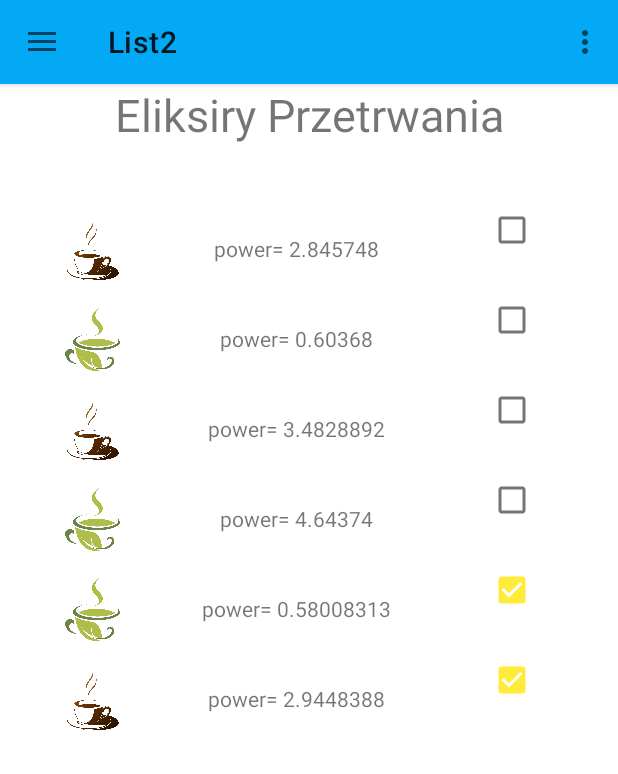
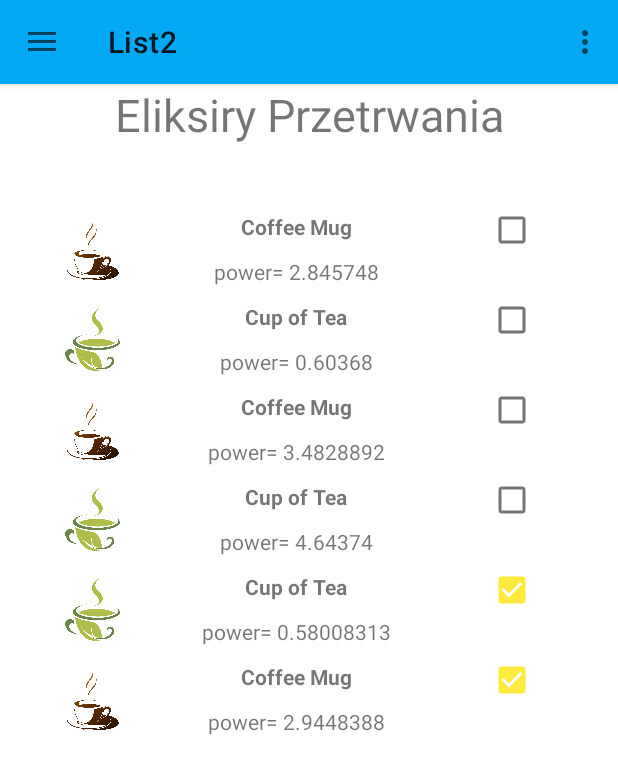
Before and after one commit to Jakub-Ner/Android-ex4, an Android app: the screen it shows after launch (MainActivity), in the side drawer, after a tap on an icon or button, on a phone screen of 412 x 824 dp. Shown: the top 774 px of the screen. Run offline under Robolectric (Android 15) with nearby library versions, the phone set to English and light mode, and no system bars; our stand-ins replace navigation-ui.

Commit message:
list2 view

```diff
--- a/app/src/main/java/com/example/exercise04/DataItem.kt
+++ b/app/src/main/java/com/example/exercise04/DataItem.kt
@@ -8,8 +8,6 @@ class DataItem : Serializable {
     var text2: String = "power= "
     var itemValue: Float = Random.nextFloat() * 5
     var item_checked: Boolean = Random.nextBoolean()
-
-
     var itemType: Int = Random.nextInt(0,3)
 
     constructor()
--- a/app/src/main/java/com/example/exercise04/fragment2/List2Fragment.kt
+++ b/app/src/main/java/com/example/exercise04/fragment2/List2Fragment.kt
@@ -58,6 +58,7 @@ class List2Fragment : Fragment() {
         RecyclerView.Adapter<MyAdapter.MyViewHolder>() {
         inner class MyViewHolder(viewBinding: ListRowBinding) :
             RecyclerView.ViewHolder(viewBinding.root) {
+            val tv1: TextView = viewBinding.lrowName
             val tv2: TextView = viewBinding.lrowPower
             val img: ImageView = viewBinding.lrowImage
             val cBox: CheckBox = viewBinding.lrowCheckBox
@@ -77,6 +78,12 @@ class List2Fragment : Fragment() {
         }
 
         override fun onBindViewHolder(holder: MyViewHolder, position: Int) {
+            holder.tv1.text = when(data[position].itemType){
+                0 -> "Coffee Mug"
+                1 -> "Cup of Tea"
+                2 -> "Energy Drink"
+                else -> "Unknown"
+            }
             holder.tv2.text = data[position].text2 + data[position].itemValue
             holder.cBox.isChecked = data[position].item_checked
             holder.itemView.setOnClickListener {
--- a/app/src/main/res/layout/list_row.xml
+++ b/app/src/main/res/layout/list_row.xml
@@ -21,6 +21,15 @@
         android:layout_width="147dp"
         android:layout_height="match_parent"
         android:orientation="vertical">
+        <TextView
+            android:textStyle="bold"
+            android:id="@+id/lrow_name"
+            android:layout_width="match_parent"
+            android:layout_height="0dp"
+            android:layout_weight="1"
+            android:textAlignment="center"
+            android:gravity="center"
+            android:text="Name" />
 
         <TextView
             android:id="@+id/lrow_power"
```
Also changed, not shown: app/src/main/java/com/example/exercise04/fragment2/AddItemFragment.kt (+5 -6 lines).
